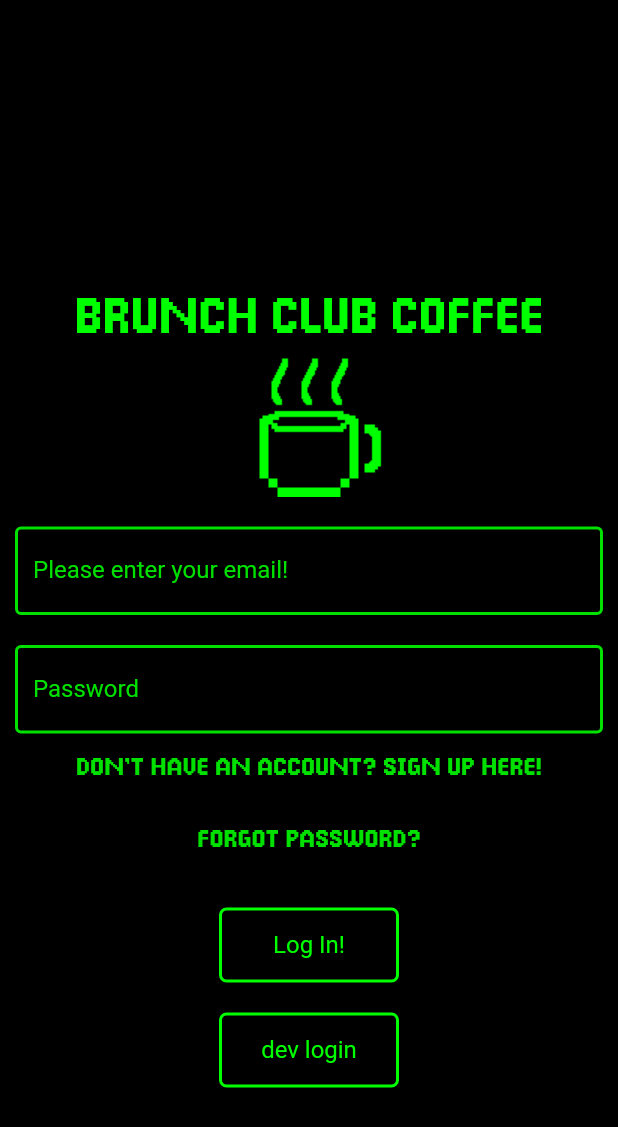
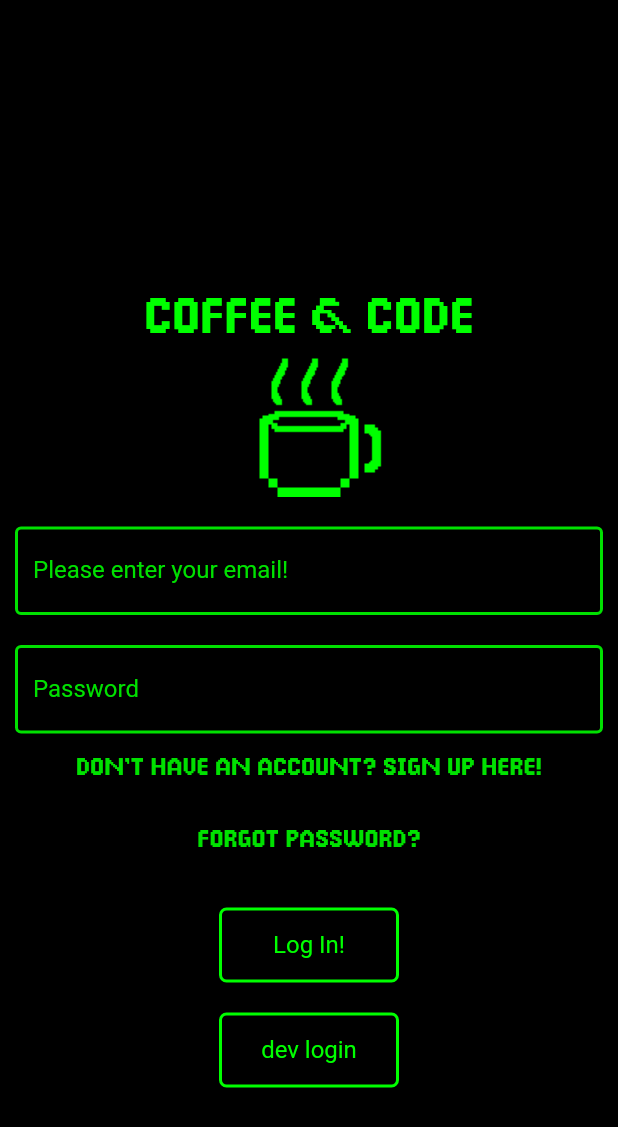
Before and after one commit to krmellott/coffeeCode, a Flutter app: the screen it shows after launch, on a phone screen of 412 x 824 dp. Shown: the top 1127 px of the screen. Run offline on Flutter 3.47's test engine with Material 2 defaults, Android fonts, the phone set to English and light mode, and no system bars; our stand-ins replace cloud_firestore, firebase_auth, firebase_core, firebase_messaging; accounts and stored records are empty.

Commit message:
Changed the title of the app so that it is the correct title.

```diff
--- a/lib/pages/UserSignIn.dart
+++ b/lib/pages/UserSignIn.dart
@@ -1,10 +1,10 @@
 import 'package:firebase_auth/firebase_auth.dart';
 import 'package:flutter/material.dart';
-import 'package:the_coffee_and_code/pages/AccountPages/User_CreateAccount.dart';
+import 'package:the_coffee_and_code/pages/AccountPages/user_createaccount.dart';
 import 'package:the_coffee_and_code/pages/coffee_time_page.dart';
 
 import '../utils/buttons.dart';
-import 'AccountPages/User_ForgotPassword.dart';
+import 'AccountPages/user_forgotpassword.dart';
 
 class SignIn extends StatefulWidget {
   const SignIn({Key? key}) : super(key: key);
@@ -58,7 +58,7 @@ class _SignInState extends State<SignIn> {
     return Container(
         margin: const EdgeInsets.only(left: 10, right: 10, top: 200),
         child: Column(children: [
-          const Text("Brunch Club Coffee",
+          const Text("Coffee & Code",
               textScaleFactor: 2,
               style: TextStyle(
                   //fontSize: 32,
```
